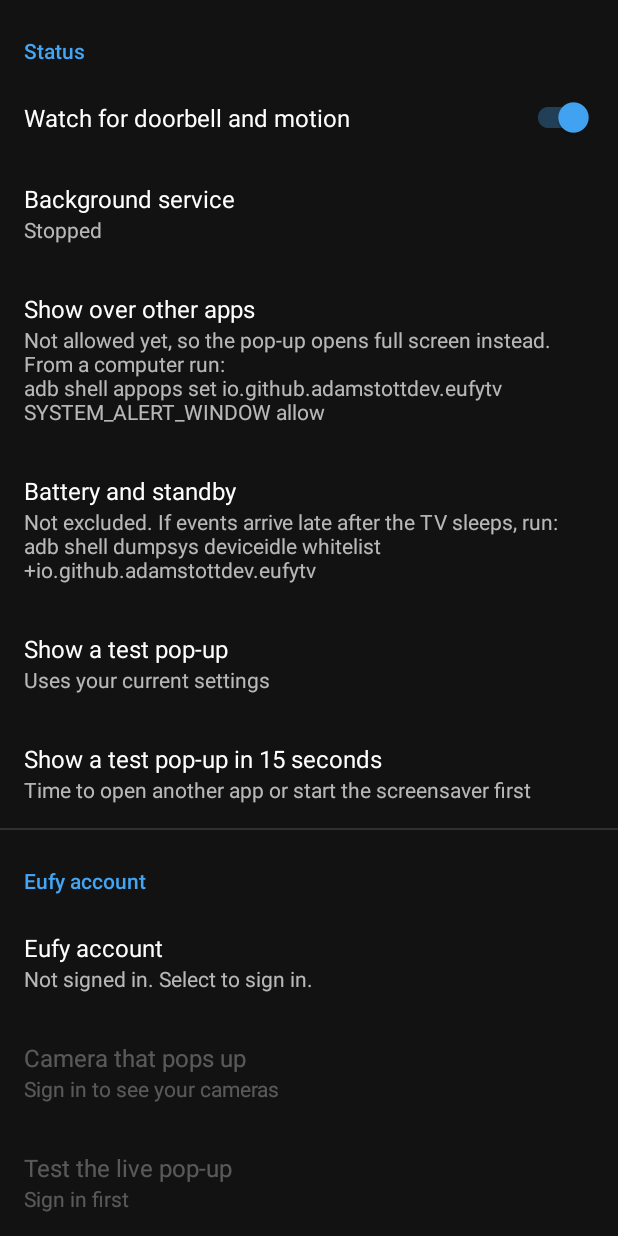
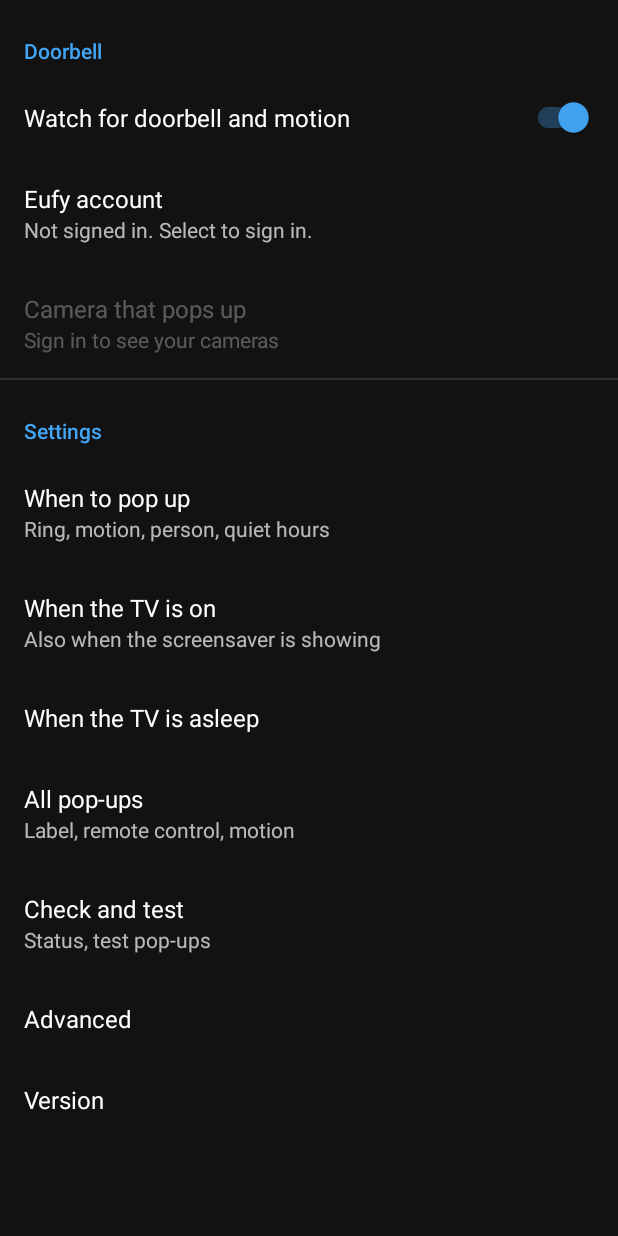
Before and after one commit to adam-stott-dev/eufy-tv-doorbell, an Android app: the screen it shows after launch (SettingsActivity), on a phone screen of 412 x 824 dp. Run offline under Robolectric (Android 15) with nearby library versions, the phone set to English and light mode, and no system bars; our stand-ins replace androidx.preference; pictures from the network do not load; 1 statement that could not run was skipped.

Commit message:
Separate pop-up settings for a TV that is on and one the pop-up wakes; settings in sub-menus

```diff
--- a/app/src/main/java/io/github/adamstottdev/eufytv/popup/PopupController.kt
+++ b/app/src/main/java/io/github/adamstottdev/eufytv/popup/PopupController.kt
@@ -48,6 +48,7 @@ object PopupController {
     /** True when the TV was asleep and this pop-up woke it, so it goes back to sleep after. */
     private var wokeTv = false
     private var appContext: Context? = null
+    private var style: Settings.Style? = null
     private val hideRunnable = Runnable { hide() }
 
     fun isShowing(serial: String) = current?.deviceSerial == serial
@@ -58,12 +59,19 @@ object PopupController {
         val settings = Settings(app)
         appContext = app
         hide(replacing = true)
+        val asleep = !(app.getSystemService(Context.POWER_SERVICE) as PowerManager).isInteractive
+        if (asleep && !settings.wakeScreen) {
+            Log.i(TAG, "TV is asleep and waking it is off, no pop-up for ${event.type}")
+            return@post
+        }
         current = event
-        durationMs = durationOverrideMs ?: (settings.durationSeconds * 1000L)
+        // A pop-up that replaces one which woke the TV keeps the "asleep" look.
+        val s = settings.style(asleep = (asleep || wokeTv) && settings.wakeScreen)
+        style = s
+        durationMs = durationOverrideMs ?: (s.durationSeconds * 1000L)
 
         Log.i(TAG, "Showing ${event.type} from ${event.deviceName} for ${durationMs / 1000}s " +
-            "(overlay=${AndroidSettings.canDrawOverlays(app)}, mode=${settings.popupMode}, wake=${settings.wakeScreen})")
-        val asleep = !(app.getSystemService(Context.POWER_SERVICE) as PowerManager).isInteractive
+            "(overlay=${AndroidSettings.canDrawOverlays(app)}, asleep=$asleep, mode=${s.mode}, wake=${settings.wakeScreen})")
         if (settings.wakeScreen) {
             // A pop-up that replaces one which woke the TV keeps that flag.
             wokeTv = wokeTv || asleep
@@ -72,7 +80,7 @@ object PopupController {
 
         val label = if (settings.showLabel) labelFor(app, event) else null
         if (AndroidSettings.canDrawOverlays(app)) {
-            showOverlay(app, settings, event, label)
+            showOverlay(app, settings, s, event, label)
         } else {
             Log.i(TAG, "No overlay permission, using full-screen activity")
             app.startActivity(
@@ -147,7 +155,7 @@ object PopupController {
         hide()
     }
 
-    private fun showOverlay(app: Context, s: Settings, event: DoorbellEvent, label: String?) {
+    private fun showOverlay(app: Context, settings: Settings, style: Settings.Style, event: DoorbellEvent, label: String?) {
         val wm = app.getSystemService(Context.WINDOW_SERVICE) as WindowManager
         val screen = app.resources.displayMetrics
         val sw = screen.widthPixels
@@ -156,7 +164,7 @@ object PopupController {
         var flags = WindowManager.LayoutParams.FLAG_LAYOUT_IN_SCREEN or
             WindowManager.LayoutParams.FLAG_KEEP_SCREEN_ON or
             WindowManager.LayoutParams.FLAG_HARDWARE_ACCELERATED
-        flags = if (s.backCloses) {
+        flags = if (settings.backCloses) {
             flags or WindowManager.LayoutParams.FLAG_NOT_TOUCH_MODAL
         } else {
             flags or WindowManager.LayoutParams.FLAG_NOT_FOCUSABLE or WindowManager.LayoutParams.FLAG_NOT_TOUCHABLE
@@ -170,14 +178,14 @@ object PopupController {
             PixelFormat.TRANSLUCENT,
         )
         lp.title = "Doorbell pop-up"
-        if (s.popupMode == Settings.PopupMode.PIP) {
-            val h = (sh * s.pipHeightFraction).toInt()
+        if (style.mode == Settings.PopupMode.PIP) {
+            val h = (sh * style.heightFraction).toInt()
             lp.height = h
             lp.width = (h * DEFAULT_ASPECT).toInt()
             val margin = (sw * 0.03f).toInt()
             lp.x = margin
             lp.y = margin
-            lp.gravity = when (s.corner) {
+            lp.gravity = when (style.corner) {
                 Settings.Corner.TOP_LEFT -> Gravity.TOP or Gravity.START
                 Settings.Corner.TOP_RIGHT -> Gravity.TOP or Gravity.END
                 Settings.Corner.BOTTOM_LEFT -> Gravity.BOTTOM or Gravity.START
@@ -195,7 +203,7 @@ object PopupController {
         wm.addView(view, lp)
         Log.i(TAG, "Overlay added ${lp.width}x${lp.height}")
         overlay = view
-        if (s.backCloses) view.requestFocus()
+        if (settings.backCloses) view.requestFocus()
     }
 
     private fun buildView(ctx: Context, event: DoorbellEvent, label: String?): PopupView {
@@ -230,7 +238,7 @@ object PopupController {
             }, "TestVideoFeeder").apply { start() }
             return
         }
-        val audio = when (Settings(ctx).audio) {
+        val audio = when ((style ?: Settings(ctx).style(asleep = false)).audio) {
             Settings.Audio.OFF -> false
             Settings.Audio.ON -> true
             Settings.Audio.RING_ONLY -> event.type == EventType.RING || event.type == EventType.LIVE
--- a/app/src/main/java/io/github/adamstottdev/eufytv/settings/Settings.kt
+++ b/app/src/main/java/io/github/adamstottdev/eufytv/settings/Settings.kt
@@ -21,14 +21,44 @@ class Settings(context: Context) {
     val triggerMotion get() = prefs.getBoolean("trigger_motion", true)
     val triggerPerson get() = prefs.getBoolean("trigger_person", true)
 
-    val popupMode get() = enumPref("popup_mode", PopupMode.PIP)
-    val corner get() = enumPref("pip_corner", Corner.TOP_RIGHT)
+    /** How a pop-up looks; there is one set for when the TV is on and one for when the pop-up wakes it. */
+    data class Style(
+        val mode: PopupMode,
+        /** Pop-up height as a fraction of the screen height (picture-in-picture only). */
+        val heightFraction: Float,
+        val corner: Corner,
+        val durationSeconds: Int,
+        val audio: Audio,
+    )
 
-    /** Pop-up height as a fraction of the screen height (picture-in-picture only). */
-    val pipHeightFraction: Float
-        get() = popupSizePercent / 100f
+    /** The style to use, depending on whether the TV was asleep when the event came in. */
+    fun style(asleep: Boolean): Style = if (!asleep) Style(
+        mode = enumPref("popup_mode", PopupMode.PIP),
+        heightFraction = popupSizePercent / 100f,
+        corner = enumPref("pip_corner", Corner.TOP_RIGHT),
+        durationSeconds = prefs.getInt("popup_duration", 30).coerceIn(5, 300),
+        audio = enumPref("audio", Audio.RING_ONLY),
+    ) else Style(
+        mode = enumPref(ASLEEP + "popup_mode", PopupMode.FULLSCREEN),
+        heightFraction = prefs.getInt(ASLEEP + KEY_POPUP_SIZE, popupSizePercent).coerceIn(20, 100) / 100f,
+        corner = enumPref(ASLEEP + "pip_corner", enumPref("pip_corner", Corner.TOP_RIGHT)),
+        durationSeconds = prefs.getInt(ASLEEP + "popup_duration", prefs.getInt("popup_duration", 30)).coerceIn(5, 300),
+        audio = enumPref(ASLEEP + "audio", enumPref("audio", Audio.RING_ONLY)),
+    )
 
-    /** Picture-in-picture height in % of the screen height, set with a slider. */
+    /** Starts the "TV asleep" size, position, time and sound from the "TV on" ones, the first time. */
+    fun seedAsleepStyle() {
+        if (prefs.contains(ASLEEP + "popup_duration")) return
+        val on = style(asleep = false)
+        prefs.edit()
+            .putInt(ASLEEP + KEY_POPUP_SIZE, popupSizePercent)
+            .putString(ASLEEP + "pip_corner", on.corner.name.lowercase())
+            .putInt(ASLEEP + "popup_duration", on.durationSeconds)
+            .putString(ASLEEP + "audio", on.audio.name.lowercase())
+            .apply()
+    }
+
+    /** Picture-in-picture height in % of the screen height while the TV is on, set with a slider. */
     val popupSizePercent: Int
         get() = if (prefs.contains(KEY_POPUP_SIZE)) prefs.getInt(KEY_POPUP_SIZE, 50).coerceIn(20, 100)
         else when (prefs.getString("pip_size", "medium")) { // the older Small/Medium/Large choice
@@ -37,11 +67,9 @@ class Settings(context: Context) {
             else -> 50
         }
 
-    val durationSeconds get() = prefs.getInt("popup_duration", 30).coerceIn(5, 300)
     val extendOnMotion get() = prefs.getBoolean("extend_on_motion", true)
     val showLabel get() = prefs.getBoolean("show_label", true)
     val backCloses get() = prefs.getBoolean("back_closes", true)
-    val audio get() = enumPref("audio", Audio.RING_ONLY)
     val showWhen get() = enumPref("show_when", ShowWhen.ALWAYS)
     val wakeScreen get() = prefs.getBoolean("wake_screen", true)
     val sleepAfter get() = prefs.getBoolean("sleep_after", true)
@@ -87,5 +115,7 @@ class Settings(context: Context) {
         const val KEY_SERVICE_ENABLED = "service_enabled"
         const val KEY_CAMERA = "popup_camera"
         const val KEY_POPUP_SIZE = "popup_size"
+        /** Prefix for the settings used when the pop-up wakes the TV. */
+        const val ASLEEP = "asleep_"
     }
 }
--- a/app/src/main/java/io/github/adamstottdev/eufytv/settings/SettingsActivity.kt
+++ b/app/src/main/java/io/github/adamstottdev/eufytv/settings/SettingsActivity.kt
@@ -2,9 +2,11 @@ package io.github.adamstottdev.eufytv.settings
 
 import android.os.Bundle
 import androidx.appcompat.app.AppCompatActivity
+import androidx.preference.PreferenceFragmentCompat
+import androidx.preference.PreferenceScreen
 import io.github.adamstottdev.eufytv.service.DoorbellService
 
-class SettingsActivity : AppCompatActivity() {
+class SettingsActivity : AppCompatActivity(), PreferenceFragmentCompat.OnPreferenceStartScreenCallback {
     override fun onCreate(savedInstanceState: Bundle?) {
         super.onCreate(savedInstanceState)
         if (Settings(this).serviceEnabled) DoorbellService.start(this)
@@ -14,4 +16,13 @@ class SettingsActivity : AppCompatActivity() {
                 .commit()
         }
     }
+
+    /** Opens a sub-menu; Back returns to the main list. */
+    override fun onPreferenceStartScreen(caller: PreferenceFragmentCompat, pref: PreferenceScreen): Boolean {
+        supportFragmentManager.beginTransaction()
+            .replace(android.R.id.content, SettingsFragment.forScreen(pref.key))
+            .addToBackStack(pref.key)
+            .commit()
+        return true
+    }
 }
--- a/app/src/main/java/io/github/adamstottdev/eufytv/settings/SettingsFragment.kt
+++ b/app/src/main/java/io/github/adamstottdev/eufytv/settings/SettingsFragment.kt
@@ -22,10 +22,33 @@ import io.github.adamstottdev.eufytv.service.ProblemAlerts
 import io.github.adamstottdev.eufytv.service.SleepService
 
 class SettingsFragment : PreferenceFragmentCompat() {
+    companion object {
+        /** The settings sub-menu whose key is [key]. */
+        fun forScreen(key: String) = SettingsFragment().apply {
+            arguments = Bundle().apply { putString(ARG_PREFERENCE_ROOT, key) }
+        }
+    }
+
     private val observer = EufyConnection.Observer { refreshStatus() }
 
     override fun onCreatePreferences(savedInstanceState: Bundle?, rootKey: String?) {
+        Settings(requireContext()).seedAsleepStyle()
         setPreferencesFromResource(R.xml.preferences, rootKey)
+        if (rootKey != null) {
+            // There is no title bar, so say which sub-menu this is.
+            preferenceScreen.addPreference(PreferenceCategory(requireContext()).apply {
+                title = preferenceScreen.title
+                order = -1
+                isIconSpaceReserved = false
+            })
+        }
+        for (prefix in listOf("", Settings.ASLEEP)) {
+            findPreference<ListPreference>(prefix + "popup_mode")?.setOnPreferenceChangeListener { _, v ->
+                showPipOptions(prefix, v == "pip")
+                true
+            }
+            findPreference<ListPreference>(prefix + "popup_mode")?.let { showPipOptions(prefix, it.value == "pip") }
+        }
 
         findPreference<SwitchPreferenceCompat>(Settings.KEY_SERVICE_ENABLED)?.setOnPreferenceChangeListener { _, on ->
             if (on == true) DoorbellService.start(requireContext()) else DoorbellService.stop(requireContext())
@@ -84,6 +107,12 @@ class SettingsFragment : PreferenceFragmentCompat() {
             true
         }
         findPreference<Preference>("version")?.summary = BuildConfig.VERSION_NAME
+    }
+
+    /** Size and position only matter for picture-in-picture. */
+    private fun showPipOptions(prefix: String, pip: Boolean) {
+        findPreference<Preference>(prefix + Settings.KEY_POPUP_SIZE)?.isVisible = pip
+        findPreference<Preference>(prefix + "pip_corner")?.isVisible = pip
     }
 
     override fun onResume() {
--- a/app/src/main/res/xml/preferences.xml
+++ b/app/src/main/res/xml/preferences.xml
@@ -6,20 +6,12 @@
         <Preference app:key="problem" app:iconSpaceReserved="false" />
     </PreferenceCategory>
 
-    <PreferenceCategory app:title="Status" app:iconSpaceReserved="false">
+    <PreferenceCategory app:title="Doorbell" app:iconSpaceReserved="false">
         <SwitchPreferenceCompat
             app:key="service_enabled"
             app:defaultValue="true"
             app:title="Watch for doorbell and motion"
             app:iconSpaceReserved="false" />
-        <Preference app:key="status_service" app:title="Background service" app:iconSpaceReserved="false" />
-        <Preference app:key="status_overlay" app:title="Show over other apps" app:iconSpaceReserved="false" />
-        <Preference app:key="battery" app:title="Battery and standby" app:iconSpaceReserved="false" />
-        <Preference app:key="test_popup" app:title="Show a test pop-up" app:summary="Uses your current settings" app:iconSpaceReserved="false" />
-        <Preference app:key="test_popup_delayed" app:title="Show a test pop-up in 15 seconds" app:summary="Time to open another app or start the screensaver first" app:iconSpaceReserved="false" />
-    </PreferenceCategory>
-
-    <PreferenceCategory app:title="Eufy account" app:iconSpaceReserved="false">
         <Preference
             app:key="account"
             app:title="Eufy account"
@@ -28,19 +20,15 @@
             app:key="popup_camera"
             app:title="Camera that pops up"
             app:iconSpaceReserved="false" />
-        <Preference
-            app:key="live_view"
-            app:title="Test the live pop-up"
-            app:iconSpaceReserved="false" />
-        <SwitchPreferenceCompat
-            app:key="local_only"
-            app:defaultValue="true"
-            app:title="Keep video on my home network"
-            app:summary="Off: allow Eufy's relay if a direct connection fails"
-            app:iconSpaceReserved="false" />
     </PreferenceCategory>
 
-    <PreferenceCategory app:title="When to pop up" app:iconSpaceReserved="false">
+    <PreferenceCategory app:title="Settings" app:iconSpaceReserved="false">
+        <PreferenceScreen
+            app:key="screen_when"
+            app:title="When to pop up"
+            app:summary="Ring, motion, person, quiet hours"
+            app:iconSpaceReserved="false">
+            <PreferenceCategory app:title="Pop up for" app:iconSpaceReserved="false">
                 <SwitchPreferenceCompat app:key="trigger_ring" app:defaultValue="true" app:title="Doorbell rings" app:iconSpaceReserved="false" />
                 <SwitchPreferenceCompat app:key="trigger_motion" app:defaultValue="true" app:title="Motion detected" app:iconSpaceReserved="false" />
                 <SwitchPreferenceCompat app:key="trigger_person" app:defaultValue="true" app:title="Person detected" app:iconSpaceReserved="false" />
@@ -60,25 +48,7 @@
                     app:title="Wait between motion pop-ups"
                     app:useSimpleSummaryProvider="true"
                     app:iconSpaceReserved="false" />
-        <SwitchPreferenceCompat
-            app:key="wake_screen"
-            app:defaultValue="true"
-            app:title="Wake the TV and close the screensaver"
-            app:iconSpaceReserved="false" />
-        <SwitchPreferenceCompat
-            app:key="sleep_after"
-            app:defaultValue="true"
-            app:dependency="wake_screen"
-            app:title="Put the TV back to sleep afterwards"
-            app:summary="Only when the pop-up woke it"
-            app:iconSpaceReserved="false" />
-        <Preference
-            app:key="sleep_permission"
-            app:dependency="wake_screen"
-            app:title="Allow putting the TV to sleep"
-            app:iconSpaceReserved="false" />
             </PreferenceCategory>
-
             <PreferenceCategory app:title="Quiet hours" app:iconSpaceReserved="false">
                 <SwitchPreferenceCompat app:key="quiet_enabled" app:defaultValue="false" app:title="Use quiet hours" app:iconSpaceReserved="false" />
                 <ListPreference
@@ -106,8 +76,13 @@
                     app:title="Still show doorbell rings"
                     app:iconSpaceReserved="false" />
             </PreferenceCategory>
+        </PreferenceScreen>
 
-    <PreferenceCategory app:title="Pop-up" app:iconSpaceReserved="false">
+        <PreferenceScreen
+            app:key="screen_awake"
+            app:title="When the TV is on"
+            app:summary="Also when the screensaver is showing"
+            app:iconSpaceReserved="false">
             <ListPreference
                 app:key="popup_mode"
                 app:defaultValue="pip"
@@ -131,7 +106,7 @@
                 app:defaultValue="top_right"
                 app:entries="@array/corner_names"
                 app:entryValues="@array/corner_values"
-            app:title="Picture-in-picture position"
+                app:title="Position"
                 app:useSimpleSummaryProvider="true"
                 app:iconSpaceReserved="false" />
             <SeekBarPreference
@@ -142,13 +117,91 @@
                 app:seekBarIncrement="5"
                 app:showSeekBarValue="true"
                 app:title="Seconds on screen"
-            app:iconSpaceReserved="false"
-            />
+                app:iconSpaceReserved="false" />
+            <ListPreference
+                app:key="audio"
+                app:defaultValue="ring_only"
+                app:entries="@array/audio_names"
+                app:entryValues="@array/audio_values"
+                app:title="Sound"
+                app:useSimpleSummaryProvider="true"
+                app:iconSpaceReserved="false" />
+        </PreferenceScreen>
+
+        <PreferenceScreen
+            app:key="screen_asleep"
+            app:title="When the TV is asleep"
+            app:iconSpaceReserved="false">
             <SwitchPreferenceCompat
-            app:key="extend_on_motion"
+                app:key="wake_screen"
                 app:defaultValue="true"
-            app:title="Stay up while motion continues"
+                app:title="Wake the TV"
+                app:summary="Off: no pop-up while the TV is asleep"
                 app:iconSpaceReserved="false" />
+            <SwitchPreferenceCompat
+                app:key="sleep_after"
+                app:defaultValue="true"
+                app:dependency="wake_screen"
+                app:title="Put the TV back to sleep afterwards"
+                app:summary="Not if you close the pop-up with the remote"
+                app:iconSpaceReserved="false" />
+            <Preference
+                app:key="sleep_permission"
+                app:dependency="wake_screen"
+                app:title="Allow putting the TV to sleep"
+                app:iconSpaceReserved="false" />
+            <PreferenceCategory app:key="asleep_style" app:title="Pop-up" app:dependency="wake_screen" app:iconSpaceReserved="false">
+                <ListPreference
+                    app:key="asleep_popup_mode"
+                    app:defaultValue="fullscreen"
+                    app:entries="@array/popup_mode_names"
+                    app:entryValues="@array/popup_mode_values"
+                    app:title="Style"
+                    app:useSimpleSummaryProvider="true"
+                    app:iconSpaceReserved="false" />
+                <SeekBarPreference
+                    app:key="asleep_popup_size"
+                    app:defaultValue="50"
+                    app:min="20"
+                    android:max="100"
+                    app:seekBarIncrement="5"
+                    app:showSeekBarValue="true"
+                    app:title="Pop-up size"
+                    app:summary="How tall the pop-up is, as % of the screen. Select it, then use left and right on the remote."
+                    app:iconSpaceReserved="false" />
+                <ListPreference
+                    app:key="asleep_pip_corner"
+                    app:defaultValue="top_right"
+                    app:entries="@array/corner_names"
+                    app:entryValues="@array/corner_values"
+                    app:title="Position"
+                    app:useSimpleSummaryProvider="true"
+                    app:iconSpaceReserved="false" />
+                <SeekBarPreference
+                    app:key="asleep_popup_duration"
+                    app:defaultValue="30"
+                    app:min="5"
+                    android:max="120"
+                    app:seekBarIncrement="5"
+                    app:showSeekBarValue="true"
+                    app:title="Seconds on screen"
+                    app:iconSpaceReserved="false" />
+                <ListPreference
+                    app:key="asleep_audio"
+                    app:defaultValue="ring_only"
+                    app:entries="@array/audio_names"
+                    app:entryValues="@array/audio_values"
+                    app:title="Sound"
+                    app:useSimpleSummaryProvider="true"
+                    app:iconSpaceReserved="false" />
+            </PreferenceCategory>
+        </PreferenceScreen>
+
+        <PreferenceScreen
+            app:key="screen_popup"
+            app:title="All pop-ups"
+            app:summary="Label, remote control, motion"
+            app:iconSpaceReserved="false">
             <SwitchPreferenceCompat
                 app:key="show_label"
                 app:defaultValue="true"
@@ -160,17 +213,36 @@
                 app:title="Back button closes the pop-up"
                 app:summary="While it is showing, the remote controls the pop-up instead of the app behind it"
                 app:iconSpaceReserved="false" />
-        <ListPreference
-            app:key="audio"
-            app:defaultValue="ring_only"
-            app:entries="@array/audio_names"
-            app:entryValues="@array/audio_values"
-            app:title="Sound"
-            app:useSimpleSummaryProvider="true"
+            <SwitchPreferenceCompat
+                app:key="extend_on_motion"
+                app:defaultValue="true"
+                app:title="Stay up while motion continues"
                 app:iconSpaceReserved="false" />
-    </PreferenceCategory>
+        </PreferenceScreen>
 
-    <PreferenceCategory app:title="Advanced" app:iconSpaceReserved="false">
+        <PreferenceScreen
+            app:key="screen_test"
+            app:title="Check and test"
+            app:summary="Status, test pop-ups"
+            app:iconSpaceReserved="false">
+            <Preference app:key="status_service" app:title="Background service" app:iconSpaceReserved="false" />
+            <Preference app:key="status_overlay" app:title="Show over other apps" app:iconSpaceReserved="false" />
+            <Preference app:key="battery" app:title="Battery and standby" app:iconSpaceReserved="false" />
+            <Preference app:key="live_view" app:title="Test the live pop-up" app:iconSpaceReserved="false" />
+            <Preference app:key="test_popup" app:title="Show a test pop-up" app:summary="Uses your current settings" app:iconSpaceReserved="false" />
+            <Preference app:key="test_popup_delayed" app:title="Show a test pop-up in 15 seconds" app:summary="Time to open another app, start the screensaver or put the TV to sleep first" app:iconSpaceReserved="false" />
+        </PreferenceScreen>
+
+        <PreferenceScreen
+            app:key="screen_advanced"
+            app:title="Advanced"
+            app:iconSpaceReserved="false">
+            <SwitchPreferenceCompat
+                app:key="local_only"
+                app:defaultValue="true"
+                app:title="Keep video on my home network"
+                app:summary="Off: allow Eufy's relay if a direct connection fails"
+                app:iconSpaceReserved="false" />
             <ListPreference
                 app:key="problem_reminder"
                 app:defaultValue="30"
@@ -185,6 +257,8 @@
                 app:title="Stay connected while the TV sleeps"
                 app:summary="Faster pop-ups after standby, uses a little more power"
                 app:iconSpaceReserved="false" />
+        </PreferenceScreen>
+
         <Preference app:key="version" app:title="Version" app:iconSpaceReserved="false" />
     </PreferenceCategory>
 </PreferenceScreen>
```
Also changed, not shown: 1 other file. Lines whose indentation alone changed are shown as unchanged.
